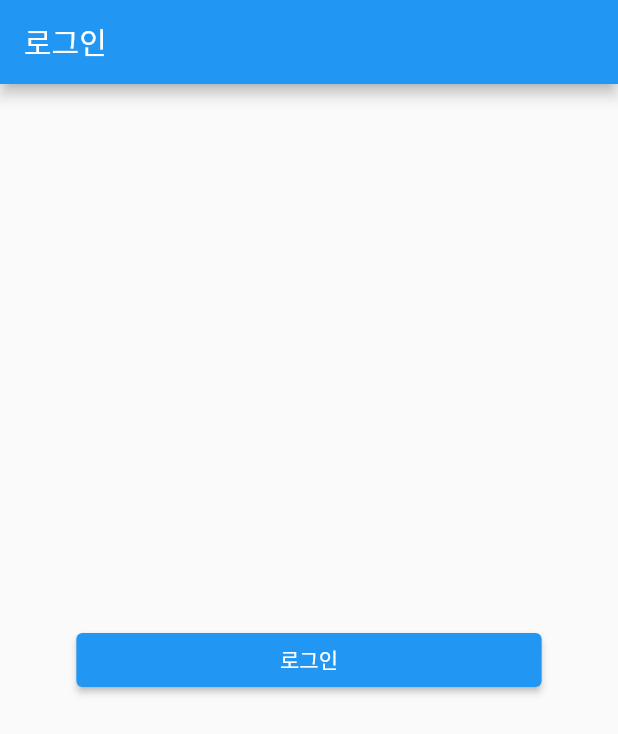
After one commit to dmswl6310/FlutterApp, a Flutter app: the LoginScreen screen opened directly, after a tap on "로그인", on a phone screen of 412 x 824 dp. The commit adds this screen. Shown: the top 734 px of the screen. Run offline on Flutter 3.47's test engine with Material 2 defaults, Android fonts, the phone set to English and light mode, and no system bars; our stand-ins replace fluttertoast, shared_preferences, sprintf; accounts and stored records are empty.

Commit message:
투두리스트 제작시작

```diff
--- a/lib/screen/first_screen.dart
+++ b/lib/screen/first_screen.dart
@@ -1,6 +1,7 @@
 import 'package:flutter/material.dart';
 import './list_screen.dart';
 import './pomodoro_screen.dart';
+import './splash_screen.dart';
 
 class FirstScreen extends StatelessWidget {
   const FirstScreen({Key? key}) : super(key: key);
@@ -28,9 +29,12 @@ class FirstScreen extends StatelessWidget {
                   if(index==0) {
                     Navigator.push(context,
                         MaterialPageRoute(builder: (context) => ListScreen()));
-                  }else{
+                  }else if(index==1){
                     Navigator.push(context,
                         MaterialPageRoute(builder: (context) => PomodoroScreen()));
+                  }else {
+                    Navigator.push(context,
+                        MaterialPageRoute(builder: (context) => SplashScreen()));
                   }
                 });})),
     );
--- /dev/null
+++ b/lib/screen/login_screen.dart
@@ -0,0 +1,32 @@
+import 'package:flutter/material.dart';
+import 'package:shared_preferences/shared_preferences.dart';
+import 'package:wow/screen/todo_screen.dart';
+
+class LoginScreen extends StatelessWidget{
+  Future setLogin() async{
+   SharedPreferences prefs = await SharedPreferences.getInstance();
+   prefs.setBool('isLogin',true);
+  }
+
+  @override
+  Widget build(BuildContext context){
+    return Scaffold(
+      appBar: AppBar(
+        title: Text('로그인'),
+      ),
+      body: Center(
+          child: Container(
+            padding: EdgeInsets.fromLTRB(20,0,20,0),
+              width: MediaQuery.of(context).size.width*0.85,
+              child: ElevatedButton(
+                onPressed:(){
+                  setLogin().then((_){
+                    MaterialPageRoute(builder: (context) => TodoScreen());
+                  });
+                },
+                child:Text('로그인'),
+              ))),
+    );
+
+  }
+}
--- a/pubspec.yaml
+++ b/pubspec.yaml
@@ -29,13 +29,14 @@ environment:
 dependencies:
   flutter:
     sdk: flutter
-
+  shared_preferences: ^2.0.6
 
   # The following adds the Cupertino Icons font to your application.
   # Use with the CupertinoIcons class for iOS style icons.
   cupertino_icons: ^1.0.2
   sprintf: ^6.0.0
   fluttertoast: ^8.0.9
+  sqflite: ^2.0.2+1
 
 dev_dependencies:
   flutter_test:
```
Also changed, not shown: lib/models/todo.dart (added, +24 -0 lines), lib/screen/splash_screen.dart (added, +54 -0 lines), lib/screen/todo_screen.dart (added, +87 -0 lines), pubspec.lock, 2 other files.
